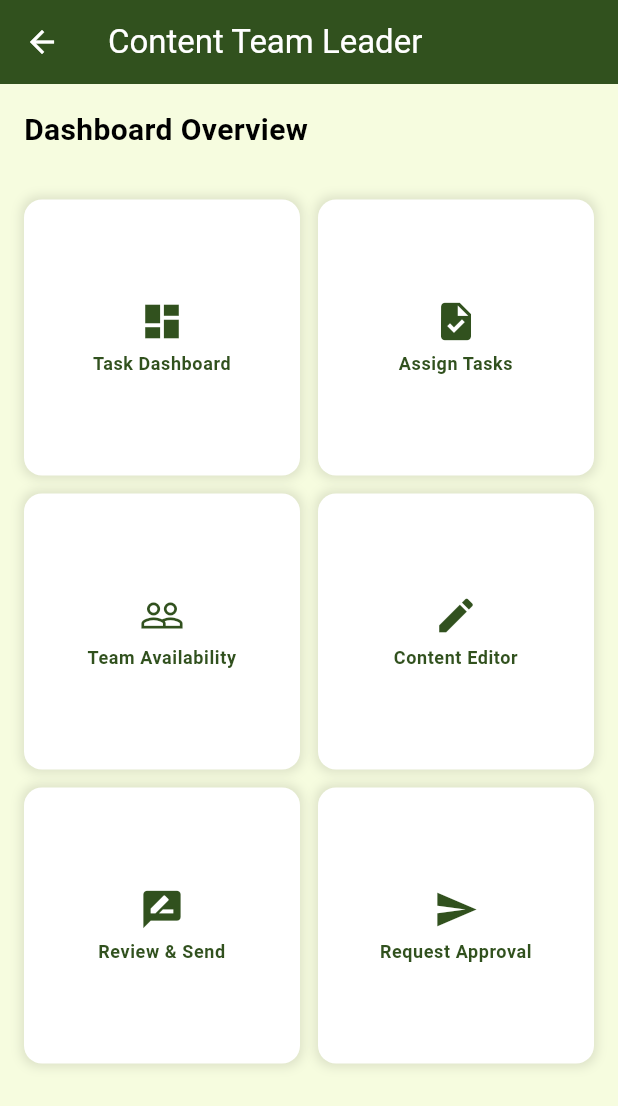
After one commit to Muhammadsaqibsharif/kaar_e_kamal, a Flutter app: the screen it shows after launch, after a tap on "Content Team Leader", on a phone screen of 412 x 824 dp. The commit adds this screen. Shown: the top 1106 px of the screen. Run offline on Flutter 3.47's test engine with Material 3 defaults, Android fonts, the phone set to English and light mode, and no system bars; our stand-ins replace carousel_slider, flutter_cache_manager, image_picker, percent_indicator, permission_handler, share_plus and 1 more.

Commit message:
Started Working on Content Team Leader Screen

```diff
--- a/lib/routes/app_routes.dart
+++ b/lib/routes/app_routes.dart
@@ -3,6 +3,7 @@ import 'package:kaar_e_kamal/core/theme/theme_settings_screen.dart';
 import 'package:kaar_e_kamal/routes/route_names.dart';
 import 'package:kaar_e_kamal/screens/common/profile/user_profile_screen.dart';
 import 'package:kaar_e_kamal/screens/drawer/mainDrawer.dart';
+import 'package:kaar_e_kamal/screens/leaders/content_team/content_team_leader_dashboard_screen.dart';
 import 'package:kaar_e_kamal/screens/president/communication/president_communication_screen.dart';
 import 'package:kaar_e_kamal/screens/president/documentation_compliance/compliance_screen.dart';
 import 'package:kaar_e_kamal/screens/president/documentation_compliance/maintain_documentation_screen.dart';
@@ -134,6 +135,11 @@ class AppRoutes {
       RouteNames.SuperAdminPresidentChatScreen: (context) => SuperAdminPresidentChatScreen(),
       RouteNames.MaintainDocumentationScreen: (context) => MaintainDocumentationScreen(),
       RouteNames.ComplianceScreen: (context) => ComplianceScreen(),
+
+
+      //Content Team Leader Routes
+      RouteNames.ContentTeamLeaderDashboardScreen: (context) =>
+          const ContentTeamLeaderDashboardScreen(),
     };
   }
 }
--- a/lib/routes/route_names.dart
+++ b/lib/routes/route_names.dart
@@ -50,5 +50,8 @@ class RouteNames {
   static const String MaintainDocumentationScreen = '/MaintainDocumentationScreen';
   static const String ComplianceScreen = '/ComplianceScreen';
 
+   //content team leader routes
+  static const String ContentTeamLeaderDashboardScreen = '/ContentTeamLeaderDashboardScreen';
+
 
 }
--- a/lib/screens/home_screen.dart
+++ b/lib/screens/home_screen.dart
@@ -60,6 +60,13 @@ class HomeScreen extends StatelessWidget {
               () => Navigator.pushNamed(
                   context, RouteNames.PresidentDashboardScreen),
             ),
+            const SizedBox(height: 20),
+            _buildStyledButton(
+              context,
+              'Content Team Leader',
+              () => Navigator.pushNamed(
+                  context, RouteNames.ContentTeamLeaderDashboardScreen),
+            ),
           ],
         ),
       ),
--- /dev/null
+++ b/lib/screens/leaders/content_team/content_team_leader_dashboard_screen.dart
@@ -0,0 +1,135 @@
+import 'package:flutter/material.dart';
+
+class ContentTeamLeaderDashboardScreen extends StatelessWidget {
+  const ContentTeamLeaderDashboardScreen({super.key});
+
+  @override
+  Widget build(BuildContext context) {
+    return Scaffold(
+      appBar: AppBar(
+        title: const Text('Content Team Leader'),
+      ),
+      body: SingleChildScrollView(
+        child: Padding(
+          padding: const EdgeInsets.all(16.0),
+          child: Column(
+            crossAxisAlignment: CrossAxisAlignment.start,
+            children: [
+              const Text(
+                "Dashboard Overview",
+                style: TextStyle(
+                  fontSize: 20,
+                  fontWeight: FontWeight.bold,
+                ),
+              ),
+              const SizedBox(height: 16),
+
+              // You can place a summary widget here later
+              // const ContentTeamLeaderSummaryCard(),
+
+              const SizedBox(height: 16),
+              GridView.count(
+                shrinkWrap: true,
+                physics: const NeverScrollableScrollPhysics(),
+                crossAxisCount: 2,
+                crossAxisSpacing: 12.0,
+                mainAxisSpacing: 12.0,
+                children: [
+                  _buildFeatureTile(
+                    context,
+                    title: 'Task Dashboard',
+                    icon: Icons.dashboard,
+                    onTap: () {
+                      // Navigator.pushNamed(context, RouteNames.ContentTeamLeaderTaskDashboard);
+                    },
+                  ),
+                  _buildFeatureTile(
+                    context,
+                    title: 'Assign Tasks',
+                    icon: Icons.task,
+                    onTap: () {
+                      // Navigator.pushNamed(context, RouteNames.ContentTeamLeaderAssignTask);
+                    },
+                  ),
+                  _buildFeatureTile(
+                    context,
+                    title: 'Team Availability',
+                    icon: Icons.people_outline,
+                    onTap: () {
+                      // Navigator.pushNamed(context, RouteNames.ContentTeamLeaderMemberAvailability);
+                    },
+                  ),
+                  _buildFeatureTile(
+                    context,
+                    title: 'Content Editor',
+                    icon: Icons.edit,
+                    onTap: () {
+                      // Navigator.pushNamed(context, RouteNames.ContentTeamLeaderContentEditor);
+                    },
+                  ),
+                  _buildFeatureTile(
+                    context,
+                    title: 'Review & Send',
+                    icon: Icons.rate_review,
+                    onTap: () {
+                      // Navigator.pushNamed(context, RouteNames.ContentTeamLeaderReviewDraft);
+                    },
+                  ),
+                  _buildFeatureTile(
+                    context,
+                    title: 'Request Approval',
+                    icon: Icons.send,
+                    onTap: () {
+                      // Navigator.pushNamed(context, RouteNames.ContentTeamLeaderApprovalRequest);
+                    },
+                  ),
+                ],
+              ),
+            ],
+          ),
+        ),
+      ),
+    );
+  }
+
+  Widget _buildFeatureTile(
+    BuildContext context, {
+    required String title,
+    required IconData icon,
+    required void Function()? onTap,
+  }) {
+    final theme = Theme.of(context);
+    return GestureDetector(
+      onTap: onTap,
+      child: Container(
+        padding: const EdgeInsets.all(12.0),
+        decoration: BoxDecoration(
+          color: Colors.white,
+          borderRadius: BorderRadius.circular(12.0),
+          boxShadow: [
+            BoxShadow(
+              color: Colors.black.withOpacity(0.1),
+              blurRadius: 5.0,
+              spreadRadius: 2.0,
+            ),
+          ],
+        ),
+        child: Column(
+          mainAxisAlignment: MainAxisAlignment.center,
+          children: [
+            Icon(icon, size: 30.0, color: theme.primaryColor),
+            const SizedBox(height: 5.0),
+            Text(
+              title,
+              style: theme.textTheme.bodySmall?.copyWith(
+                fontWeight: FontWeight.bold,
+                color: theme.primaryColor,
+              ),
+              textAlign: TextAlign.center,
+            ),
+          ],
+        ),
+      ),
+    );
+  }
+}
```
